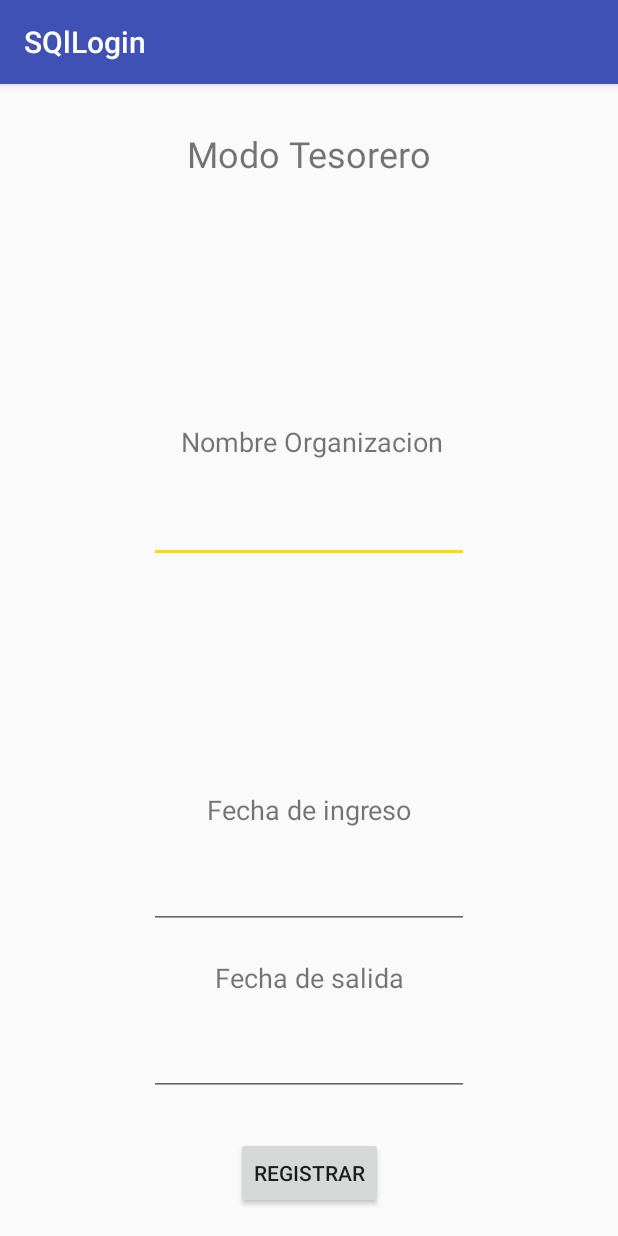
After one commit to FuerzaGupo/App, an Android app: the Tesorero screen opened directly, with no data from a screen before it, on a phone screen of 412 x 824 dp. The commit adds this screen. Run offline under Robolectric (Android 15) with nearby library versions, the phone set to English and light mode, and no system bars.

Commit message:
todo se puede

```diff
--- a/app/src/main/AndroidManifest.xml
+++ b/app/src/main/AndroidManifest.xml
@@ -24,7 +24,8 @@
         <activity
             android:name=".Principal"
             android:label="@string/title_activity_principal"
-            android:theme="@style/AppTheme.NoActionBar"></activity>
+            android:theme="@style/AppTheme.NoActionBar" />
+        <activity android:name=".Tesorero"></activity>
     </application>
 
 </manifest>
--- a/app/src/main/java/com/home/example/sqllogin/Principal.java
+++ b/app/src/main/java/com/home/example/sqllogin/Principal.java
@@ -1,5 +1,6 @@
 package com.home.example.sqllogin;
 
+import android.content.Intent;
 import android.os.Bundle;
 import android.support.design.widget.FloatingActionButton;
 import android.support.design.widget.Snackbar;
@@ -22,6 +23,9 @@ public class Principal extends AppCompatActivity
         setContentView(R.layout.activity_principal);
         Toolbar toolbar = (Toolbar) findViewById(R.id.toolbar);
         setSupportActionBar(toolbar);
+
+
+
 
         FloatingActionButton fab = (FloatingActionButton) findViewById(R.id.fab);
         fab.setOnClickListener(new View.OnClickListener() {
@@ -68,7 +72,8 @@ public class Principal extends AppCompatActivity
 
         //noinspection SimplifiableIfStatement
         if (id == R.id.action_settings) {
-            return true;
+            Intent teso = new Intent(this,Tesorero.class);
+            startActivity(teso);
         }
 
         return super.onOptionsItemSelected(item);
--- /dev/null
+++ b/app/src/main/java/com/home/example/sqllogin/Tesorero.java
@@ -0,0 +1,13 @@
+package com.home.example.sqllogin;
+
+import android.support.v7.app.AppCompatActivity;
+import android.os.Bundle;
+
+public class Tesorero extends AppCompatActivity {
+
+    @Override
+    protected void onCreate(Bundle savedInstanceState) {
+        super.onCreate(savedInstanceState);
+        setContentView(R.layout.activity_tesorero);
+    }
+}
--- /dev/null
+++ b/app/src/main/res/layout/activity_tesorero.xml
@@ -0,0 +1,122 @@
+<?xml version="1.0" encoding="utf-8"?>
+<android.support.constraint.ConstraintLayout xmlns:android="http://schemas.android.com/apk/res/android"
+    xmlns:app="http://schemas.android.com/apk/res-auto"
+    xmlns:tools="http://schemas.android.com/tools"
+    android:layout_width="match_parent"
+    android:layout_height="match_parent"
+    tools:context="com.home.example.sqllogin.Tesorero">
+
+    <EditText
+        android:id="@+id/editText"
+        android:layout_width="wrap_content"
+        android:layout_height="wrap_content"
+        android:ems="10"
+        android:inputType="textPersonName"
+        tools:layout_constraintTop_creator="1"
+        tools:layout_constraintRight_creator="1"
+        tools:layout_constraintBottom_creator="1"
+        app:layout_constraintBottom_toBottomOf="@+id/editText2"
+        app:layout_constraintRight_toRightOf="parent"
+        android:layout_marginTop="118dp"
+        tools:layout_constraintLeft_creator="1"
+        android:layout_marginBottom="118dp"
+        app:layout_constraintLeft_toLeftOf="parent"
+        app:layout_constraintTop_toTopOf="@+id/textView3" />
+
+    <EditText
+        android:id="@+id/editText2"
+        android:layout_width="wrap_content"
+        android:layout_height="wrap_content"
+        android:ems="10"
+        android:inputType="textPersonName"
+        tools:layout_constraintRight_creator="1"
+        tools:layout_constraintBottom_creator="1"
+        app:layout_constraintBottom_toTopOf="@+id/editText3"
+        app:layout_constraintRight_toRightOf="parent"
+        tools:layout_constraintLeft_creator="1"
+        android:layout_marginBottom="66dp"
+        app:layout_constraintLeft_toLeftOf="parent" />
+
+    <EditText
+        android:id="@+id/editText3"
+        android:layout_width="wrap_content"
+        android:layout_height="wrap_content"
+        android:ems="10"
+        android:inputType="textPersonName"
+        tools:layout_constraintRight_creator="1"
+        tools:layout_constraintBottom_creator="1"
+        app:layout_constraintBottom_toTopOf="@+id/button2"
+        app:layout_constraintRight_toRightOf="@+id/editText2"
+        tools:layout_constraintLeft_creator="1"
+        android:layout_marginBottom="27dp"
+        app:layout_constraintLeft_toLeftOf="@+id/editText2" />
+
+    <TextView
+        android:id="@+id/textView3"
+        android:layout_width="wrap_content"
+        android:layout_height="wrap_content"
+        android:text="@string/title_tesorero"
+        android:textSize="24sp"
+        tools:layout_constraintTop_creator="1"
+        tools:layout_constraintRight_creator="1"
+        app:layout_constraintRight_toRightOf="parent"
+        android:layout_marginTop="30dp"
+        tools:layout_constraintLeft_creator="1"
+        app:layout_constraintLeft_toLeftOf="parent"
+        app:layout_constraintTop_toTopOf="parent" />
+
+    <TextView
+        android:id="@+id/textView4"
+        android:layout_width="wrap_content"
+        android:layout_height="wrap_content"
+        android:text="@string/nombre_organizacion"
+        android:textSize="18sp"
+        tools:layout_constraintBottom_creator="1"
+        app:layout_constraintBottom_toTopOf="@+id/editText"
+        android:layout_marginStart="21dp"
+        tools:layout_constraintLeft_creator="1"
+        android:layout_marginBottom="23dp"
+        app:layout_constraintLeft_toLeftOf="@+id/editText"
+        android:layout_marginLeft="21dp" />
+
+    <TextView
+        android:id="@+id/textView5"
+        android:layout_width="wrap_content"
+        android:layout_height="wrap_content"
+        android:text="@string/ingreso"
+        android:textSize="18sp"
+        tools:layout_constraintRight_creator="1"
+        tools:layout_constraintBottom_creator="1"
+        app:layout_constraintBottom_toTopOf="@+id/editText2"
+        app:layout_constraintRight_toRightOf="parent"
+        tools:layout_constraintLeft_creator="1"
+        android:layout_marginBottom="22dp"
+        app:layout_constraintLeft_toLeftOf="parent" />
+
+    <TextView
+        android:id="@+id/textView6"
+        android:layout_width="wrap_content"
+        android:layout_height="wrap_content"
+        android:text="@string/salida"
+        android:textSize="18sp"
+        tools:layout_constraintTop_creator="1"
+        tools:layout_constraintRight_creator="1"
+        app:layout_constraintRight_toRightOf="parent"
+        android:layout_marginTop="20dp"
+        app:layout_constraintTop_toBottomOf="@+id/editText2"
+        tools:layout_constraintLeft_creator="1"
+        app:layout_constraintLeft_toLeftOf="parent" />
+
+    <Button
+        android:id="@+id/button2"
+        android:layout_width="wrap_content"
+        android:layout_height="wrap_content"
+        android:text="@string/registrar"
+        tools:layout_constraintRight_creator="1"
+        tools:layout_constraintBottom_creator="1"
+        app:layout_constraintBottom_toBottomOf="parent"
+        app:layout_constraintRight_toRightOf="parent"
+        tools:layout_constraintLeft_creator="1"
+        android:layout_marginBottom="18dp"
+        app:layout_constraintLeft_toLeftOf="parent" />
+</android.support.constraint.ConstraintLayout>
--- a/app/src/main/res/menu/principal.xml
+++ b/app/src/main/res/menu/principal.xml
@@ -4,6 +4,6 @@
     <item
         android:id="@+id/action_settings"
         android:orderInCategory="100"
-        android:title="@string/action_settings"
+        android:title="@string/tesorero"
         app:showAsAction="never" />
 </menu>
--- a/app/src/main/res/values/strings.xml
+++ b/app/src/main/res/values/strings.xml
@@ -34,8 +34,17 @@
     <string name="title_activity_principal">SOLESMAP</string>
     <string name="title_activity_secundario">Control de Ingresos Y Egresos</string>
 
+    <string name="tesorero">Modo tesorero</string>
+
     <string name="navigation_drawer_open">Open navigation drawer</string>
     <string name="navigation_drawer_close">Close navigation drawer</string>
+    <string name="title_activity_tesorero">Tesorero</string>
+
+    <string name="title_tesorero">Modo Tesorero</string>
+    <string name="nombre_organizacion">Nombre Organizacion</string>
+    <string name="ingreso">Fecha de ingreso</string>
+    <string name="salida">Fecha de salida</string>
+    <string name="registrar">registrar</string>
 
 
 </resources>
```
